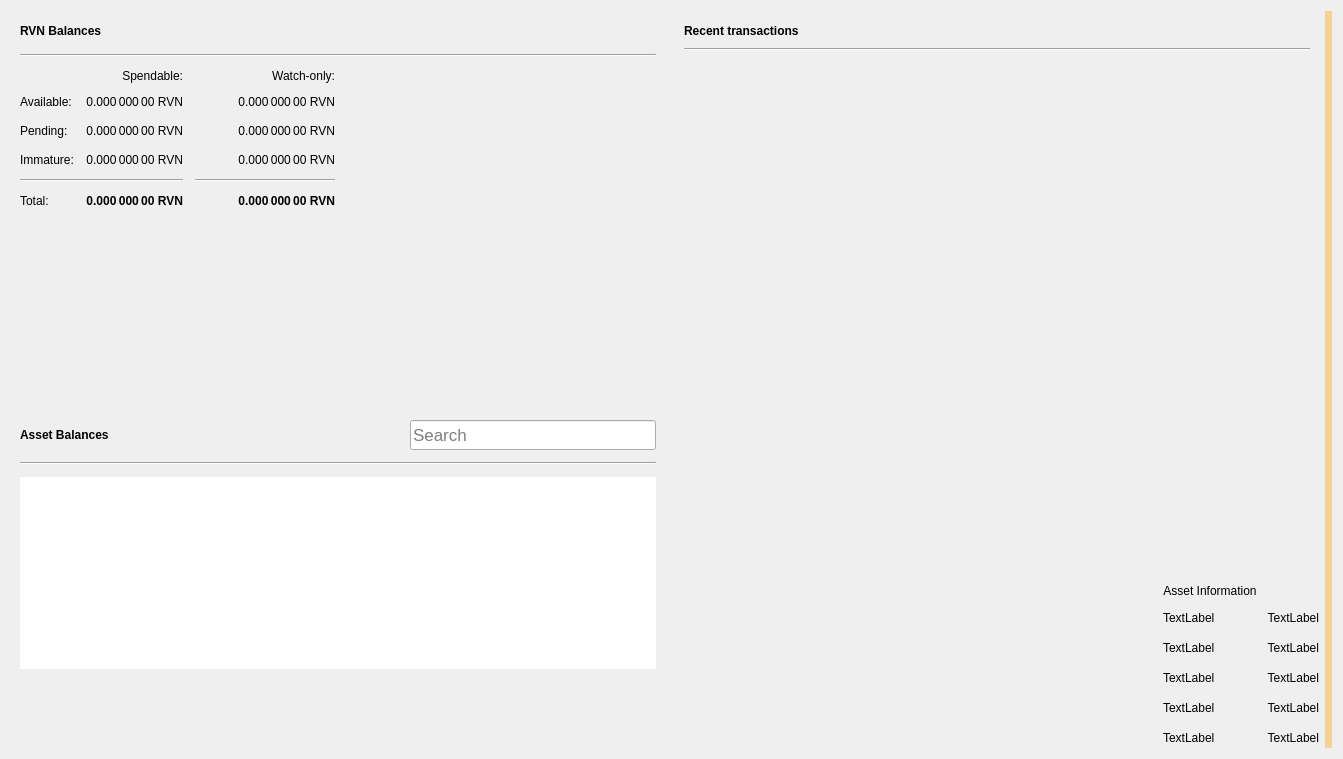
First picture: the form in src/qt/forms/overviewpage.ui, repository RavenProject/Ravencoin, before the edit.
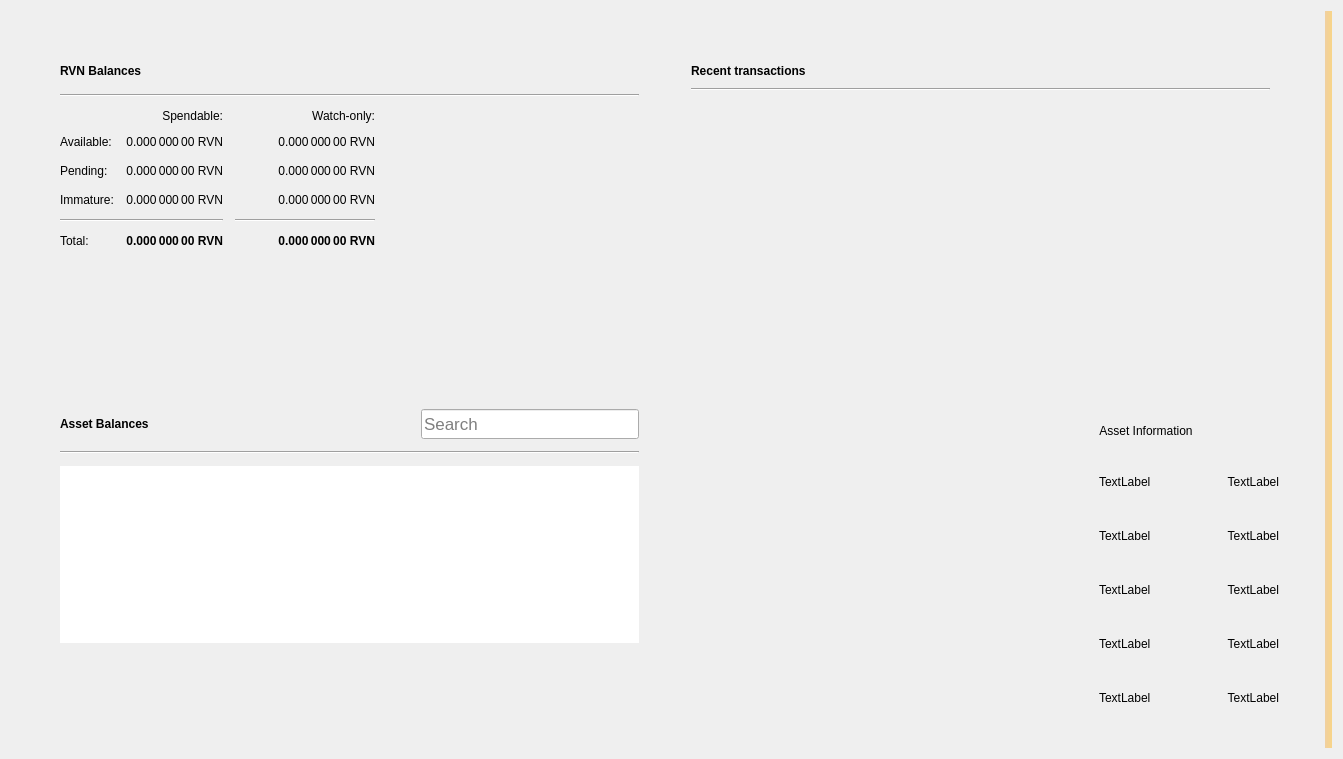
Second picture: the form after the edit. Icons and pictures are not drawn.

Patch:
```diff
--- a/src/qt/forms/overviewpage.ui
+++ b/src/qt/forms/overviewpage.ui
@@ -39,15 +39,30 @@
    <item row="0" column="0">
     <layout class="QHBoxLayout" name="horizontalLayout" stretch="0,0">
      <property name="spacing">
-      <number>0</number>
+      <number>34</number>
      </property>
      <property name="sizeConstraint">
       <enum>QLayout::SetMaximumSize</enum>
      </property>
+     <property name="leftMargin">
+      <number>40</number>
+     </property>
+     <property name="topMargin">
+      <number>40</number>
+     </property>
+     <property name="rightMargin">
+      <number>40</number>
+     </property>
+     <property name="bottomMargin">
+      <number>40</number>
+     </property>
      <item>
       <layout class="QVBoxLayout" name="verticalLayout_2">
        <property name="spacing">
-        <number>10</number>
+        <number>34</number>
+       </property>
+       <property name="rightMargin">
+        <number>0</number>
        </property>
        <item>
         <widget class="QFrame" name="frame">
@@ -638,10 +653,10 @@
      <item>
       <layout class="QVBoxLayout" name="verticalLayout_3">
        <property name="spacing">
-        <number>10</number>
+        <number>34</number>
        </property>
        <property name="leftMargin">
-        <number>10</number>
+        <number>0</number>
        </property>
        <item>
         <widget class="QFrame" name="frame_2">
```
